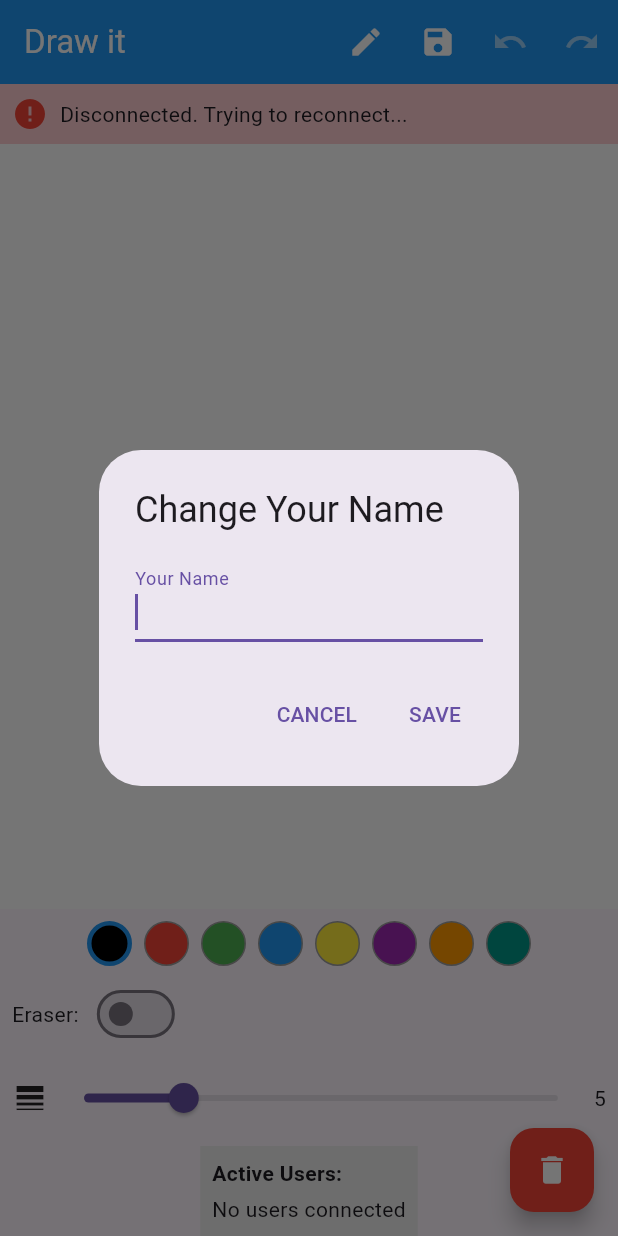
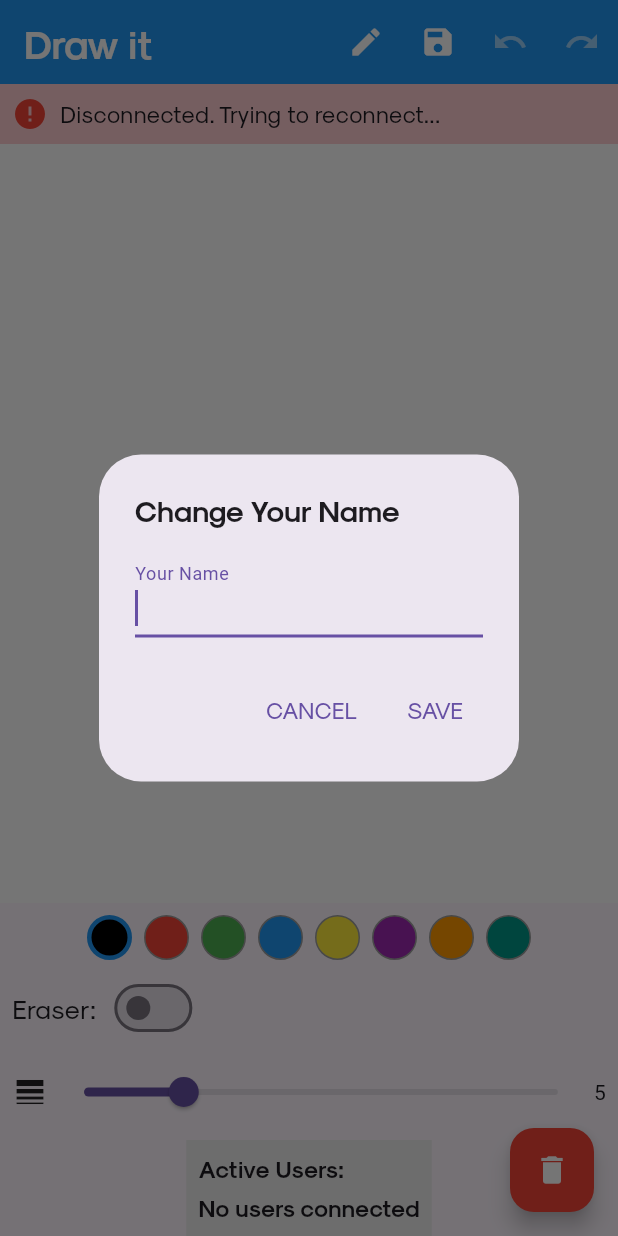
Before and after one commit to ezsarthak/draw_it, a Flutter app: the screen it shows after launch, after a tap on the "edit" icon, on a phone screen of 412 x 824 dp. Run offline on Flutter 3.47's test engine with Material 3 defaults, Android fonts, the light colour scheme and no system bars; our stand-ins replace equatable, flutter_bloc, get_it, permission_handler, socket_io_client; missing offline and left inert: gal; network calls fail.

Commit message:
feat: Add dimensions and update styles
This commit introduces a `Dimensions` class to manage responsive sizing and styling across the application.

Key changes:
- Created `lib/core/utils/dimensions.dart` with the `Dimensions` class.
- The `Dimensions` class provides access to screen width, height, unit width, predefined padding, text sizes (h1-h7), font weights, and box shadows.
- Integrated `Dimensions` into `DrawingBoardPage`, `UserList`, and `DrawingControls` widgets to apply consistent font sizes, font families, and font weights.
- Updated text styles in various UI elements like AppBar titles, dialog titles, buttons, status messages, and user list items.
- Minor refactoring in `SocketDataSourceImpl` for clarity.

```diff
--- /dev/null
+++ b/lib/core/utils/dimensions.dart
@@ -0,0 +1,43 @@
+import 'package:flutter/material.dart';
+
+class Dimensions {
+  final BuildContext context;
+  Dimensions(this.context);
+  double get width => MediaQuery.of(context).size.width;
+  double get height => MediaQuery.of(context).size.height;
+  double get unitWidth => MediaQuery.of(context).size.width * 0.01;
+
+  /// Page Padding
+  late double topPadding = unitWidth * 10;
+
+  /// Text Size
+  late double h1 = MediaQuery.of(context).size.width * (32 / 375);
+  late double h3 = MediaQuery.of(context).size.width * (24 / 375);
+  late double h4 = MediaQuery.of(context).size.width * (18 / 375);
+  late double h5 = MediaQuery.of(context).size.width * (16 / 375);
+  late double h6 = MediaQuery.of(context).size.width * (14 / 375);
+  late double h7 = MediaQuery.of(context).size.width * (12 / 375);
+
+  /// Text Font Weight
+  static FontWeight fontBold = FontWeight.w700;
+  static FontWeight fontRegular = FontWeight.w400;
+
+  static String font = 'Sk-Modernist';
+
+  /// Shadows
+  static BoxShadow red = BoxShadow(
+    offset: Offset(0, 15),
+    blurRadius: 15,
+    color: Color(0xffE94057).withOpacity(0.2),
+  );
+  static BoxShadow black = BoxShadow(
+    offset: Offset(0, 20),
+    blurRadius: 50,
+    color: Colors.black.withOpacity(0.07),
+  );
+  static BoxShadow purple = BoxShadow(
+    offset: Offset(0, 15),
+    blurRadius: 15,
+    color: Color(0xff8A2387).withOpacity(0.2),
+  );
+}
--- a/lib/presentation/pages/drawing_board_page.dart
+++ b/lib/presentation/pages/drawing_board_page.dart
@@ -1,3 +1,4 @@
+import 'package:draw_new/core/utils/dimensions.dart';
 import 'package:flutter/material.dart';
 import 'package:flutter_bloc/flutter_bloc.dart';
 import 'package:get_it/get_it.dart';
@@ -76,9 +77,20 @@ class _DrawingBoardPageState extends State<DrawingBoardPage> {
 
   @override
   Widget build(BuildContext context) {
+    final Dimensions appDimension = Dimensions(context);
+
     return Scaffold(
       appBar: AppBar(
-        title: const Text('Draw it'),
+        title: FittedBox(
+          child: Text(
+            'Draw it',
+            style: TextStyle(
+              fontFamily: Dimensions.font,
+              fontSize: appDimension.h3,
+              fontWeight: Dimensions.fontBold,
+            ),
+          ),
+        ),
         backgroundColor: Colors.blue,
         foregroundColor: Colors.white,
         actions: [
@@ -153,6 +165,11 @@ class _DrawingBoardPageState extends State<DrawingBoardPage> {
                       isActualConnected
                           ? 'Connected as ${state.userName.isNotEmpty ? state.userName : "User"}'
                           : 'Disconnected. Trying to reconnect...',
+                      style: TextStyle(
+                        fontFamily: Dimensions.font,
+                        fontSize: appDimension.h6,
+                        fontWeight: Dimensions.fontRegular,
+                      ),
                     ),
                   ],
                 ),
@@ -217,12 +234,20 @@ class _DrawingBoardPageState extends State<DrawingBoardPage> {
   void _showNameDialog() {
     final currentName = context.read<SocketBloc>().state.userName;
     final controller = TextEditingController(text: currentName);
+    final Dimensions appDimension = Dimensions(context);
 
     showDialog(
       context: context,
       builder:
           (newContext) => AlertDialog(
-            title: const Text('Change Your Name'),
+            title: Text(
+              'Change Your Name',
+              style: TextStyle(
+                fontFamily: Dimensions.font,
+                fontSize: appDimension.h4,
+                fontWeight: Dimensions.fontBold,
+              ),
+            ),
             content: TextField(
               controller: controller,
               decoration: const InputDecoration(labelText: 'Your Name'),
@@ -231,7 +256,14 @@ class _DrawingBoardPageState extends State<DrawingBoardPage> {
             actions: [
               TextButton(
                 onPressed: () => Navigator.pop(newContext),
-                child: const Text('CANCEL'),
+                child: Text(
+                  'CANCEL',
+                  style: TextStyle(
+                    fontFamily: Dimensions.font,
+                    fontSize: appDimension.h6,
+                    fontWeight: Dimensions.fontRegular,
+                  ),
+                ),
               ),
               TextButton(
                 onPressed: () {
@@ -242,7 +274,14 @@ class _DrawingBoardPageState extends State<DrawingBoardPage> {
                   }
                   Navigator.pop(newContext);
                 },
-                child: const Text('SAVE'),
+                child: Text(
+                  'SAVE',
+                  style: TextStyle(
+                    fontFamily: Dimensions.font,
+                    fontSize: appDimension.h6,
+                    fontWeight: Dimensions.fontRegular,
+                  ),
+                ),
               ),
             ],
           ),
@@ -261,6 +300,11 @@ class _DrawingBoardPageState extends State<DrawingBoardPage> {
               success
                   ? 'Drawing saved successfully!'
                   : 'Failed to save drawing',
+              style: TextStyle(
+                fontFamily: Dimensions.font,
+                fontSize: Dimensions(context).h6,
+                fontWeight: Dimensions.fontRegular,
+              ),
             ),
             backgroundColor: success ? Colors.green : Colors.red,
           ),
@@ -270,7 +314,14 @@ class _DrawingBoardPageState extends State<DrawingBoardPage> {
       if (mounted) {
         ScaffoldMessenger.of(context).showSnackBar(
           SnackBar(
-            content: Text('Error saving drawing: $e'),
+            content: Text(
+              'Error saving drawing: $e',
+              style: TextStyle(
+                fontFamily: Dimensions.font,
+                fontSize: Dimensions(context).h6,
+                fontWeight: Dimensions.fontRegular,
+              ),
+            ),
             backgroundColor: Colors.red,
           ),
         );
--- a/lib/presentation/widgets/drawing_controls.dart
+++ b/lib/presentation/widgets/drawing_controls.dart
@@ -1,3 +1,4 @@
+import 'package:draw_new/core/utils/dimensions.dart';
 import 'package:flutter/material.dart';
 
 class DrawingControls extends StatelessWidget {
@@ -20,6 +21,8 @@ class DrawingControls extends StatelessWidget {
 
   @override
   Widget build(BuildContext context) {
+    final Dimensions appDimension = Dimensions(context);
+
     return Container(
       padding: const EdgeInsets.all(8.0),
       child: Column(
@@ -47,7 +50,14 @@ class DrawingControls extends StatelessWidget {
             padding: const EdgeInsets.symmetric(vertical: 8.0),
             child: Row(
               children: [
-                const Text('Eraser:'),
+                Text(
+                  'Eraser:',
+                  style: TextStyle(
+                    fontFamily: Dimensions.font,
+                    fontSize: appDimension.h5,
+                    fontWeight: Dimensions.fontRegular,
+                  ),
+                ),
                 const SizedBox(width: 8),
                 Switch(
                   value: isEraser,
@@ -57,14 +67,22 @@ class DrawingControls extends StatelessWidget {
                 const Spacer(),
                 if (isEraser)
                   Container(
-                    padding: const EdgeInsets.symmetric(horizontal: 8, vertical: 4),
+                    padding: const EdgeInsets.symmetric(
+                      horizontal: 8,
+                      vertical: 4,
+                    ),
                     decoration: BoxDecoration(
                       color: Colors.blue.shade100,
-                      borderRadius: BorderRadius.circular(12),
+                      borderRadius: BorderRadius.circular(10),
                     ),
-                    child: const Text(
+                    child: Text(
                       'Eraser Mode Active',
-                      style: TextStyle(color: Colors.blue),
+                      style: TextStyle(
+                        fontFamily: Dimensions.font,
+                        color: Colors.blue,
+                        fontSize: appDimension.h5,
+                        fontWeight: Dimensions.fontBold,
+                      ),
                     ),
                   ),
               ],
--- a/lib/presentation/widgets/user_list.dart
+++ b/lib/presentation/widgets/user_list.dart
@@ -1,3 +1,4 @@
+import 'package:draw_new/core/utils/dimensions.dart';
 import 'package:flutter/material.dart';
 import '../../domain/entities/user.dart';
 
@@ -5,39 +6,59 @@ class UserList extends StatelessWidget {
   final List<User> users;
   final String? currentUserId;
 
-  const UserList({
-    super.key,
-    required this.users,
-    this.currentUserId,
-  });
+  const UserList({super.key, required this.users, this.currentUserId});
 
   @override
   Widget build(BuildContext context) {
+    final Dimensions appDimension = Dimensions(context);
+
     return Container(
       padding: const EdgeInsets.all(8.0),
       color: Colors.grey.shade200,
       child: Column(
         crossAxisAlignment: CrossAxisAlignment.start,
         children: [
-          const Text(
+          Text(
             'Active Users:',
-            style: TextStyle(fontWeight: FontWeight.bold),
+            style: TextStyle(
+              fontFamily: Dimensions.font,
+              fontSize: appDimension.h6,
+              fontWeight: Dimensions.fontBold,
+            ),
           ),
           const SizedBox(height: 4),
           if (users.isEmpty)
-            const Text('No users connected')
+            Text(
+              'No users connected',
+              style: TextStyle(
+                fontFamily: Dimensions.font,
+                fontSize: appDimension.h6,
+                fontWeight: Dimensions.fontBold,
+              ),
+            )
           else
             Wrap(
               spacing: 8,
-              children: users.map((user) {
+              children:
+                  users.map((user) {
                     final isMe = user.id == currentUserId;
                     return Chip(
-                  label: Text(user.name.isNotEmpty ? user.name : 'Anonymous'),
-                  backgroundColor: isMe ? Colors.blue.shade100 : Colors.grey.shade100,
+                      label: Text(
+                        user.name.isNotEmpty ? user.name : 'Anonymous',
+                        style: TextStyle(
+                          fontFamily: Dimensions.font,
+                          fontSize: appDimension.h7,
+                          fontWeight: Dimensions.fontRegular,
+                        ),
+                      ),
+                      backgroundColor:
+                          isMe ? Colors.blue.shade100 : Colors.grey.shade100,
                       avatar: CircleAvatar(
                         backgroundColor: isMe ? Colors.blue : Colors.grey,
                         child: Text(
-                      user.name.isNotEmpty ? user.name.substring(0, 1).toUpperCase() : '?',
+                          user.name.isNotEmpty
+                              ? user.name.substring(0, 1).toUpperCase()
+                              : '?',
                           style: const TextStyle(
                             color: Colors.white,
                             fontSize: 12,
```
Also changed, not shown: lib/data/datasources/socket_datasource.dart (+17 -10 lines). Lines whose indentation alone changed are shown as unchanged.
